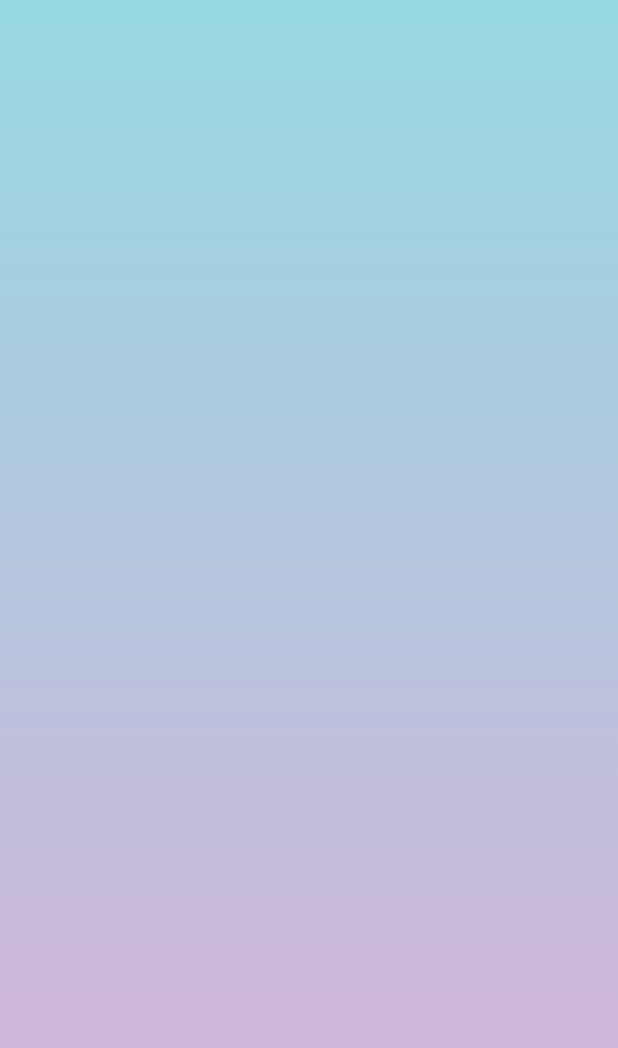
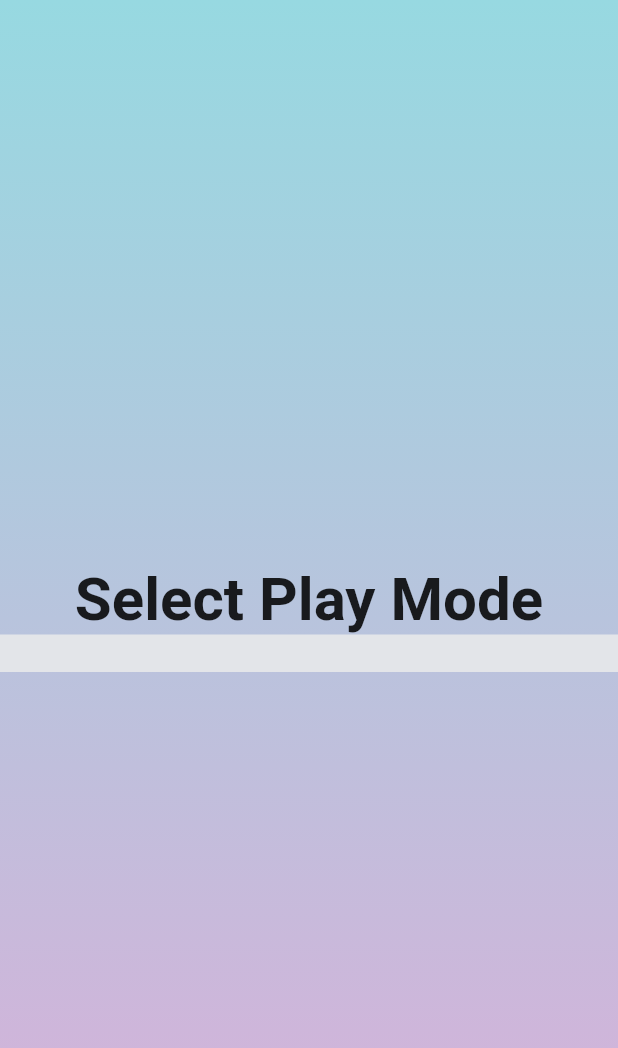
Before and after one commit to ldi20-design3/board-control-app, a Flutter app: the screen it shows after launch, on a phone screen of 412 x 824 dp. Shown: the top 1048 px of the screen. Run offline on Flutter 3.47's test engine with Material 2 defaults, Android fonts, the phone set to English and light mode, and no system bars; our stand-ins replace google_fonts.

Commit message:
Working on card design

```diff
--- a/lib/constants.dart
+++ b/lib/constants.dart
@@ -12,3 +12,6 @@ TextStyle kHeaderText = GoogleFonts.roboto(
     fontSize: 40.0
   )
 );
+
+Color kActiveCardColor = Color(0xFFd4d7de);
+Color kInactiveCardColor = Color(0xFFf1f2f4);
--- a/lib/start_screen.dart
+++ b/lib/start_screen.dart
@@ -1,6 +1,13 @@
 import 'package:flutter/material.dart';
 import 'constants.dart';
+import 'reusable_card.dart';
 
+enum Modes {
+  ltr,
+  rtl,
+  random,
+  control
+}
 
 class StartScreen extends StatefulWidget {
   @override
@@ -8,6 +15,10 @@ class StartScreen extends StatefulWidget {
 }
 
 class _StartScreenState extends State<StartScreen> {
+
+  Modes selectedMode;
+  var active = false;
+
   @override
   Widget build(BuildContext context) {
     var screensize = MediaQuery.of(context).size;
@@ -22,7 +33,27 @@ class _StartScreenState extends State<StartScreen> {
             end: Alignment.topCenter,
             colors: kColorGradient,
           ),
-        )
+        ),
+        child: SafeArea(
+          child: Center(
+            child: Column(
+              mainAxisAlignment: MainAxisAlignment.center,
+              crossAxisAlignment: CrossAxisAlignment.center,
+              children: <Widget>[
+                Text(
+                  'Select Play Mode',
+                  style: kHeaderText,
+                ),
+                Container(
+                  padding: EdgeInsets.all(12.5),
+                  decoration: BoxDecoration(
+                    color: Color(0xFFe3e5e9)
+                  ),
+                ),
+              ],
+            ),
+          )
+        ),
       )
     );
   }
```
Also changed, not shown: lib/reusable_card.dart (added, +25 -0 lines), 1 other file.
